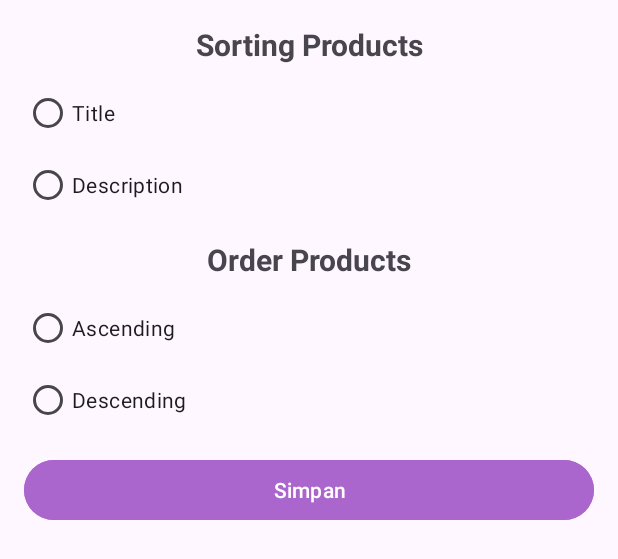
After one commit to danielaquaries20/HelloWorld, an Android app: the layout bottom_sheet_sorting_products.xml on its own in the app's theme, with its tools: preview values and no code run, on a phone screen of 412 x 824 dp. The commit adds this screen. Shown: the top 559 px of the screen. Run offline under Robolectric (Android 15) with nearby library versions, the phone set to English and light mode, and no system bars.

Commit message:
Kelas Industri Middle - API Sort & Filter

```diff
--- a/app/src/main/java/com/daniel/helloworld/pertemuan12/repository/DataProductsRepo.kt
+++ b/app/src/main/java/com/daniel/helloworld/pertemuan12/repository/DataProductsRepo.kt
@@ -6,4 +6,8 @@ import kotlinx.coroutines.flow.Flow
 interface DataProductsRepo {
 
     fun getProducts(keyword: String): Flow<List<DataProduct>>
+
+    fun sortProducts(sortBy: String, order: String): Flow<List<DataProduct>>
+
+    fun filterProducts(filter: String): Flow<List<DataProduct>>
 }
--- /dev/null
+++ b/app/src/main/res/layout/bottom_sheet_sorting_products.xml
@@ -0,0 +1,74 @@
+<?xml version="1.0" encoding="utf-8"?>
+<LinearLayout xmlns:android="http://schemas.android.com/apk/res/android"
+    android:layout_width="match_parent"
+    android:layout_height="wrap_content"
+    android:orientation="vertical"
+    android:padding="16dp">
+
+    <TextView
+        android:layout_width="match_parent"
+        android:layout_height="wrap_content"
+        android:text="Sorting Products"
+        android:textAlignment="center"
+        android:textSize="20sp"
+        android:textStyle="bold" />
+
+    <RadioGroup
+        android:id="@+id/sort"
+        android:layout_width="match_parent"
+        android:layout_height="wrap_content"
+        android:layout_marginTop="8dp">
+
+        <RadioButton
+            android:id="@+id/sort_title"
+            android:layout_width="match_parent"
+            android:layout_height="wrap_content"
+            android:text="Title" />
+
+        <RadioButton
+            android:id="@+id/sort_desc"
+            android:layout_width="match_parent"
+            android:layout_height="wrap_content"
+            android:text="Description" />
+
+    </RadioGroup>
+
+    <TextView
+        android:layout_width="match_parent"
+        android:layout_height="wrap_content"
+        android:layout_marginTop="12dp"
+        android:text="Order Products"
+        android:textAlignment="center"
+        android:textSize="20sp"
+        android:textStyle="bold" />
+
+    <RadioGroup
+        android:id="@+id/order"
+        android:layout_width="match_parent"
+        android:layout_height="wrap_content"
+        android:layout_marginTop="8dp">
+
+        <RadioButton
+            android:id="@+id/order_asc"
+            android:layout_width="match_parent"
+            android:layout_height="wrap_content"
+            android:text="Ascending" />
+
+        <RadioButton
+            android:id="@+id/order_desc"
+            android:layout_width="match_parent"
+            android:layout_height="wrap_content"
+            android:text="Descending" />
+
+    </RadioGroup>
+
+    <Button
+        android:id="@+id/btn_simpan"
+        android:layout_width="match_parent"
+        android:layout_height="wrap_content"
+        android:layout_marginTop="12dp"
+        android:backgroundTint="@android:color/holo_purple"
+        android:text="Simpan" />
+
+
+</LinearLayout>
```
Also changed, not shown: app/src/main/AndroidManifest.xml (+4 -4 lines), app/src/main/java/com/daniel/helloworld/mytest/btm_sht/BottomSheetSorting.kt (added, +52 -0 lines), app/src/main/java/com/daniel/helloworld/mytest/mahasiswa/ui/MahasiswaActivity.kt (+9 -0 lines), app/src/main/java/com/daniel/helloworld/pertemuan12/FriendViewModel.kt (+13 -0 lines), app/src/main/java/com/daniel/helloworld/pertemuan12/ListFriendActivity.kt (+32 -9 lines), app/src/main/java/com/daniel/helloworld/pertemuan12/api/ApiServiceProduct.kt (+13 -0 lines), app/src/main/java/com/daniel/helloworld/pertemuan12/btm_sht/BottomSheetFilterProducts.kt (added, +48 -0 lines), app/src/main/java/com/daniel/helloworld/pertemuan12/btm_sht/BottomSheetSortingProducts.kt (added, +51 -0 lines), app/src/main/java/com/daniel/helloworld/pertemuan12/repository/ImplDataProductRepo.kt (+30 -0 lines), app/src/main/res/layout/activity_list_friend.xml (+12 -2 lines), app/src/main/res/layout/bottom_sheet_filter_products.xml (added, +57 -0 lines), app/src/main/res/layout/item_friend.xml (+12 -2 lines).
